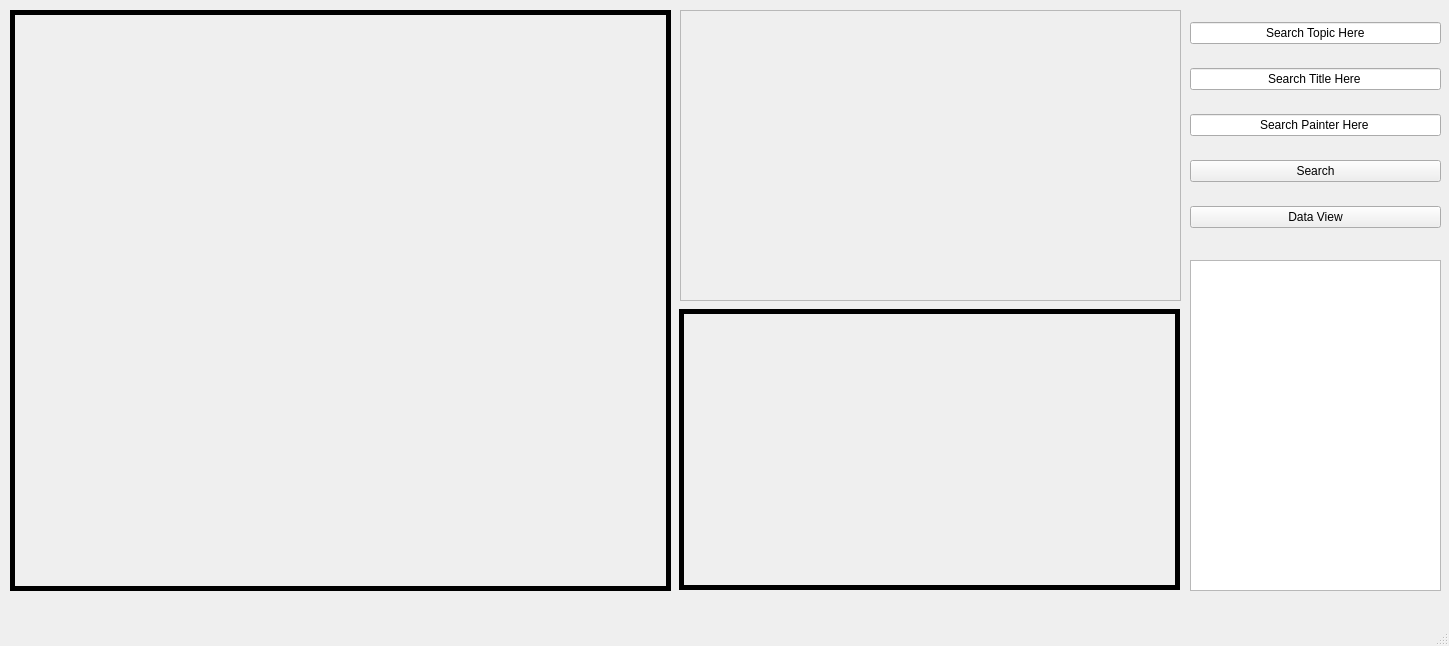
First picture: the form in main_interface.ui, repository Ckkk112138/Multimedia-Analytics, before the edit.
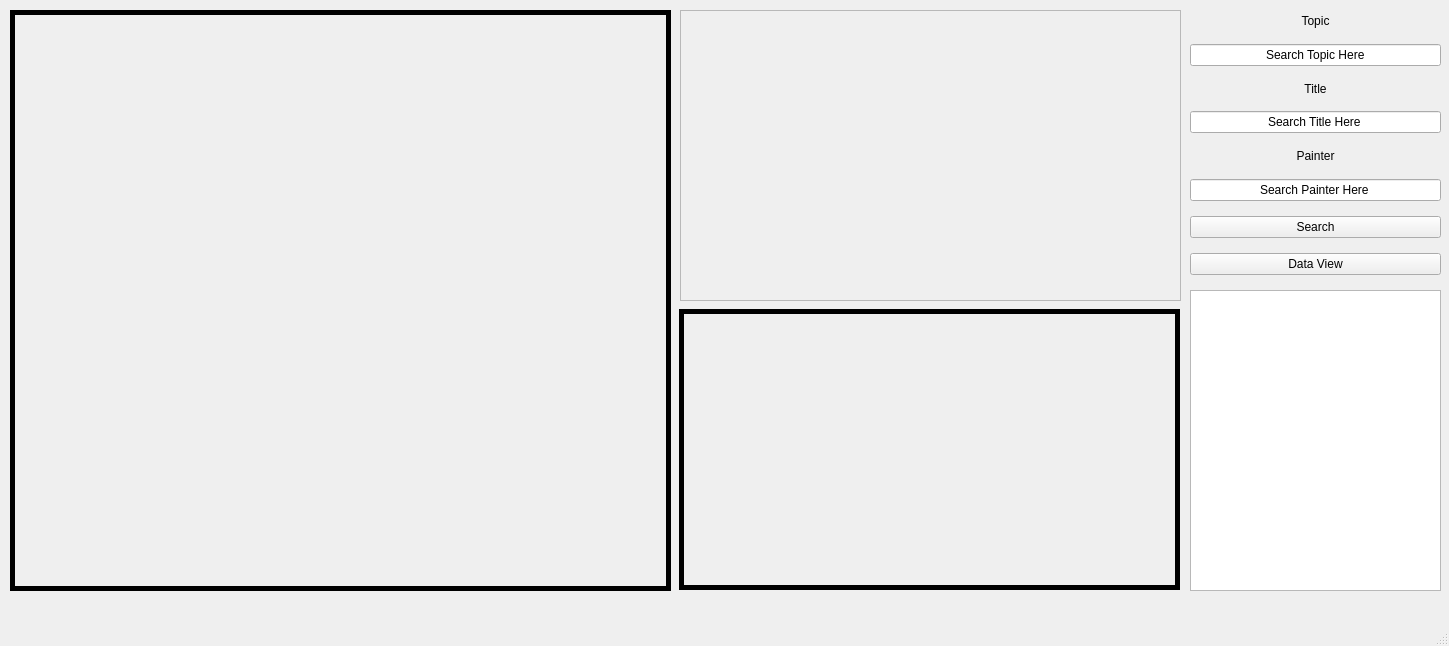
Second picture: the form after the edit.

Patch:
```diff
--- a/main_interface.ui
+++ b/main_interface.ui
@@ -18,9 +18,9 @@
     <property name="geometry">
      <rect>
       <x>1190</x>
-      <y>260</y>
+      <y>290</y>
       <width>251</width>
-      <height>331</height>
+      <height>301</height>
      </rect>
     </property>
    </widget>
@@ -75,7 +75,7 @@
       <x>1190</x>
       <y>10</y>
       <width>251</width>
-      <height>231</height>
+      <height>265</height>
      </rect>
     </property>
     <layout class="QVBoxLayout" name="verticalLayout">
@@ -85,6 +85,22 @@
      <property name="topMargin">
       <number>3</number>
      </property>
+     <item>
+      <widget class="QLabel" name="label">
+       <property name="text">
+        <string>Topic</string>
+       </property>
+       <property name="scaledContents">
+        <bool>false</bool>
+       </property>
+       <property name="alignment">
+        <set>Qt::AlignCenter</set>
+       </property>
+       <property name="margin">
+        <number>0</number>
+       </property>
+      </widget>
+     </item>
      <item>
       <widget class="QLineEdit" name="searchEdit">
        <property name="sizePolicy">
@@ -104,6 +120,22 @@
        </property>
       </widget>
      </item>
+     <item>
+      <widget class="QLabel" name="label_2">
+       <property name="text">
+        <string>Title</string>
+       </property>
+       <property name="scaledContents">
+        <bool>false</bool>
+       </property>
+       <property name="alignment">
+        <set>Qt::AlignCenter</set>
+       </property>
+       <property name="margin">
+        <number>0</number>
+       </property>
+      </widget>
+     </item>
      <item>
       <widget class="QLineEdit" name="searchEdit_title">
        <property name="sizePolicy">
@@ -123,6 +155,22 @@
        </property>
       </widget>
      </item>
+     <item>
+      <widget class="QLabel" name="label_3">
+       <property name="text">
+        <string>Painter</string>
+       </property>
+       <property name="scaledContents">
+        <bool>false</bool>
+       </property>
+       <property name="alignment">
+        <set>Qt::AlignCenter</set>
+       </property>
+       <property name="margin">
+        <number>0</number>
+       </property>
+      </widget>
+     </item>
      <item>
       <widget class="QLineEdit" name="searchEdit_painter">
        <property name="sizePolicy">
```
